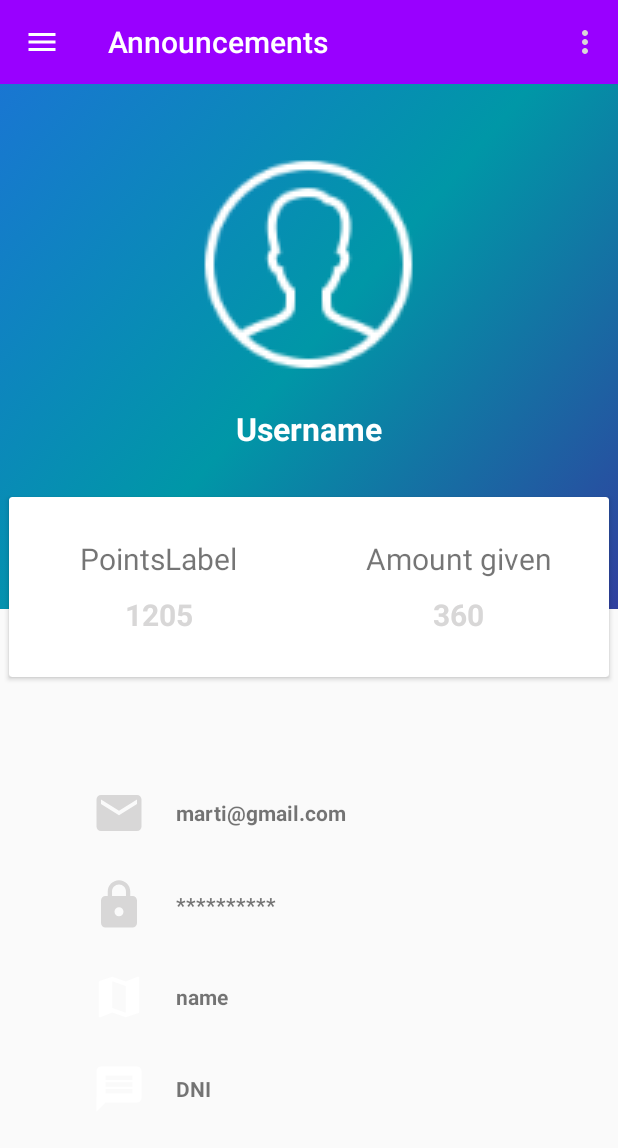
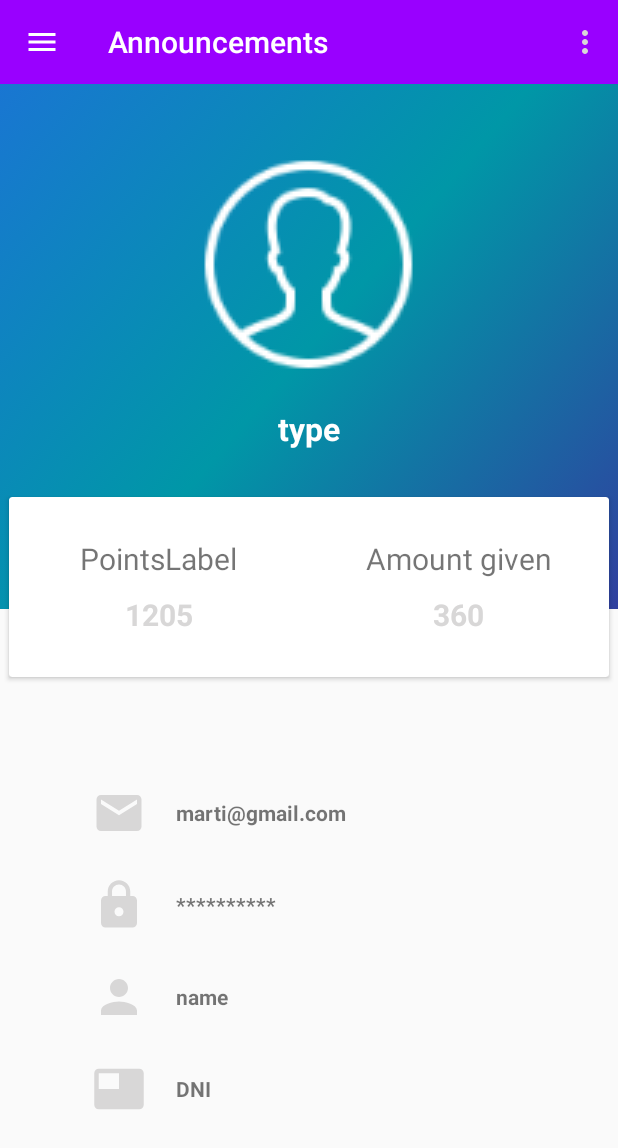
Before and after one commit to marti1999/ProjecteFinalDAM-AndroidAdminApp, an Android app: the fragment profileFragment placed in its activity, on a phone screen of 412 x 824 dp. Shown: the top 1148 px of the screen. Run offline under Robolectric (Android 15) with nearby library versions, the phone set to English and light mode, and no system bars; our stand-ins replace ButterKnife; 2 statements that could not run were skipped.

Commit message:
user profile

```diff
--- /dev/null
+++ b/app/src/main/res/drawable-anydpi/dni.xml
@@ -0,0 +1,10 @@
+<vector xmlns:android="http://schemas.android.com/apk/res/android"
+    android:width="24dp"
+    android:height="24dp"
+    android:viewportWidth="24"
+    android:viewportHeight="24"
+    android:tint="@color/gris">
+    <path
+        android:fillColor="#FF000000"
+        android:pathData="M21,3L3,3c-1.1,0 -2,0.9 -2,2v14c0,1.1 0.9,2 2,2h18c1.1,0 2,-0.9 2,-2L23,5c0,-1.1 -0.9,-2 -2,-2zM12,12L3,12L3,5h9v7z"/>
+</vector>
--- a/app/src/main/res/layout/fragment_profile.xml
+++ b/app/src/main/res/layout/fragment_profile.xml
@@ -23,14 +23,14 @@
                 android:src="@drawable/male" />
 
             <TextView
+                android:id="@+id/type"
                 android:layout_width="wrap_content"
                 android:layout_height="wrap_content"
                 android:layout_gravity="center_horizontal"
                 android:layout_marginTop="20dp"
-                android:text="Username"
+                android:text="type"
                 android:textColor="#fff"
                 android:textSize="21sp"
-                android:id="@+id/type"
                 android:textStyle="bold" />
         </LinearLayout>
 
@@ -174,7 +174,7 @@
             <ImageView
                 android:layout_width="36dp"
                 android:layout_height="36dp"
-                android:src="@drawable/map" />
+                android:src="@drawable/person" />
 
             <TextView
                 android:layout_width="wrap_content"
@@ -197,7 +197,7 @@
             <ImageView
                 android:layout_width="36dp"
                 android:layout_height="36dp"
-                android:src="@drawable/announcement" />
+                android:src="@drawable/dni" />
 
             <TextView
                 android:layout_width="wrap_content"
```
Also changed, not shown: app/src/main/java/com/example/marti/projecte_uf1/mutualFragments/profileFragment.java (+20 -4 lines), app/src/main/res/drawable-hdpi/dni.png (added), app/src/main/res/drawable-mdpi/dni.png (added), app/src/main/res/drawable-xhdpi/dni.png (added), app/src/main/res/drawable-xxhdpi/dni.png (added), 4 other files.
